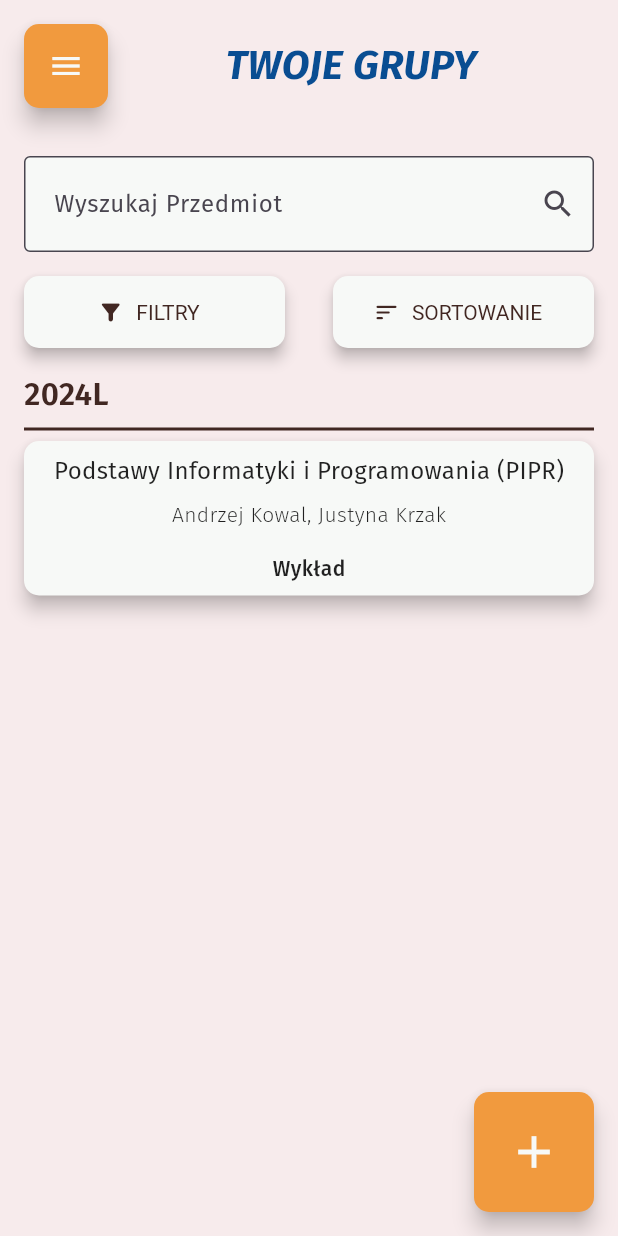
After one commit to SpeedfireV/student_faq, a Flutter app: the GroupsPage screen opened by its route, on a phone screen of 412 x 824 dp. The commit adds this screen. Run offline on Flutter 3.47's test engine with Material 3 defaults, Android fonts, the phone set to English and light mode, and no system bars; our stand-ins replace bloc, firebase_core, flutter_bloc, flutter_dotenv, freezed_annotation, go_router and 2 more; missing offline and left inert: mobile_scanner, oauth1; accounts and stored records are empty; generated files the repository leaves out were written again; statements that could not run were skipped.

Commit message:
naviation between pages

```diff
--- /dev/null
+++ b/lib/consts/styles/button_styles.dart
@@ -0,0 +1,12 @@
+import 'package:flutter/material.dart';
+import 'package:student_faq/consts/color_palette.dart';
+
+class ButtonStyles {
+  static ButtonStyle primaryElevatedButton = ElevatedButton.styleFrom();
+  static ButtonStyle primaryInversedElevatedButton =
+      ElevatedButton.styleFrom(backgroundColor: ColorPalette.brown);
+  static ButtonStyle optionsElevatedButton = ElevatedButton.styleFrom(
+      backgroundColor: ColorPalette.snowWhiteColor,
+      elevation: 4,
+      minimumSize: Size(double.infinity, 48));
+}
--- /dev/null
+++ b/lib/consts/styles/text_styles.dart
@@ -0,0 +1,14 @@
+import 'package:flutter/material.dart';
+import 'package:student_faq/consts/color_palette.dart';
+
+class TextStyles {
+  static TextStyle buttonText = TextStyle(
+      color: ColorPalette.snowWhiteColor,
+      fontWeight: FontWeight.bold,
+      fontSize: 27);
+  static TextStyle pageTitle = TextStyle(
+      color: ColorPalette.darkBlue,
+      fontWeight: FontWeight.bold,
+      fontStyle: FontStyle.italic,
+      fontSize: 27);
+}
--- a/lib/main.dart
+++ b/lib/main.dart
@@ -3,7 +3,7 @@ import 'package:flutter/material.dart';
 import 'package:flutter_bloc/flutter_bloc.dart';
 import 'package:flutter_dotenv/flutter_dotenv.dart';
 import 'package:google_fonts/google_fonts.dart';
-import 'package:student_faq/bloc/navigation/navigation_cubit.dart';
+import 'package:student_faq/bloc/drawer_navigation/navigation_cubit.dart';
 import 'package:student_faq/bloc/usos_authentication/usos_authentication_bloc.dart';
 import 'package:student_faq/consts/color_palette.dart';
 import 'package:student_faq/router.dart';
--- /dev/null
+++ b/lib/pages/groups/group_card.dart
@@ -0,0 +1,55 @@
+import 'package:flutter/material.dart';
+import 'package:student_faq/consts/color_palette.dart';
+import 'package:student_faq/router.dart';
+
+class GroupCard extends StatelessWidget {
+  const GroupCard({super.key});
+
+  @override
+  Widget build(BuildContext context) {
+    return Flexible(
+      child: Row(
+        children: [
+          Expanded(
+            child: Material(
+              shape: RoundedRectangleBorder(
+                  borderRadius: BorderRadius.circular(10)),
+              elevation: 5,
+              color: ColorPalette.snowWhiteColor,
+              child: InkWell(
+                borderRadius: BorderRadius.circular(10),
+                onTap: () {
+                  MyRouter.router.push("/meetings");
+                },
+                child: Padding(
+                  padding:
+                      const EdgeInsets.symmetric(horizontal: 16.0, vertical: 8),
+                  child: Column(
+                    mainAxisSize: MainAxisSize.min,
+                    children: [
+                      Text(
+                        "Podstawy Informatyki i Programowania (PIPR)",
+                        style: TextStyle(
+                            fontSize: 16, fontWeight: FontWeight.w400),
+                      ),
+                      SizedBox(height: 8),
+                      Text("Andrzej Kowal, Justyna Krzak",
+                          style: TextStyle(
+                              fontSize: 14, fontWeight: FontWeight.w300)),
+                      SizedBox(height: 16),
+                      Text(
+                        "Wykład",
+                        style: TextStyle(
+                            fontSize: 14, fontWeight: FontWeight.w500),
+                      )
+                    ],
+                  ),
+                ),
+              ),
+            ),
+          ),
+        ],
+      ),
+    );
+  }
+}
--- /dev/null
+++ b/lib/pages/groups/groups_page.dart
@@ -0,0 +1,101 @@
+import 'package:flutter/material.dart';
+import 'package:student_faq/consts/color_palette.dart';
+import 'package:student_faq/consts/styles/button_styles.dart';
+import 'package:student_faq/consts/styles/text_styles.dart';
+import 'package:student_faq/pages/groups/group_card.dart';
+import 'package:student_faq/router.dart';
+import 'package:student_faq/widgets/pages_drawer.dart';
+import 'package:student_faq/widgets/search_bar.dart';
+
+class GroupsPage extends StatefulWidget {
+  const GroupsPage({super.key});
+
+  @override
+  State<GroupsPage> createState() => _GroupsPageState();
+}
+
+class _GroupsPageState extends State<GroupsPage> {
+  @override
+  Widget build(BuildContext context) {
+    return Scaffold(
+        drawer: PagesDrawer(),
+        floatingActionButton: FloatingActionButton.large(
+          onPressed: () {},
+          child: Icon(
+            Icons.add,
+            color: ColorPalette.snowWhiteColor,
+          ),
+          heroTag: "addProgramme",
+        ),
+        body: SafeArea(
+            child: Padding(
+          padding: EdgeInsets.only(left: 16, right: 16, top: 16),
+          child: Column(
+            crossAxisAlignment: CrossAxisAlignment.start,
+            children: [
+              Row(
+                children: [
+                  Builder(builder: (context) {
+                    return FloatingActionButton(
+                        onPressed: () {
+                          Scaffold.of(context).openDrawer();
+                        },
+                        child: Icon(
+                          Icons.menu,
+                          color: ColorPalette.snowWhiteColor,
+                        ),
+                        heroTag: "sideBar");
+                  }),
+                  Expanded(child: Container()),
+                  Text("TWOJE GRUPY", style: TextStyles.pageTitle),
+                  Expanded(child: Container()),
+                ],
+              ),
+              SizedBox(height: 32),
+              MySearchBar(),
+              SizedBox(height: 16),
+              Row(
+                mainAxisAlignment: MainAxisAlignment.spaceBetween,
+                children: [
+                  Expanded(
+                    child: ElevatedButton.icon(
+                      onPressed: () {},
+                      label: Text("FILTRY",
+                          style: TextStyle(color: ColorPalette.brown)),
+                      icon: Icon(Icons.filter_alt_rounded,
+                          color: ColorPalette.brown),
+                      style: ButtonStyles.optionsElevatedButton,
+                    ),
+                  ),
+                  SizedBox(
+                    width: 32,
+                  ),
+                  Expanded(
+                    child: ElevatedButton.icon(
+                      onPressed: () {},
+                      label: Text("SORTOWANIE",
+                          style: TextStyle(color: ColorPalette.brown)),
+                      icon: Icon(Icons.sort_rounded, color: ColorPalette.brown),
+                      style: ButtonStyles.optionsElevatedButton,
+                    ),
+                  )
+                ],
+              ),
+              SizedBox(height: 16),
+              Text(
+                "2024L",
+                style: TextStyle(
+                    fontSize: 21,
+                    fontWeight: FontWeight.w600,
+                    color: ColorPalette.brown),
+              ),
+              Divider(
+                thickness: 2,
+                color: ColorPalette.brown,
+              ),
+              GroupCard()
+            ],
+          ),
+        )));
+  }
+}
--- a/lib/router.dart
+++ b/lib/router.dart
@@ -1,11 +1,11 @@
 import 'package:flutter/material.dart';
 import 'package:go_router/go_router.dart';
-import 'package:student_faq/pages/courses/meetings_page.dart';
+import 'package:student_faq/pages/meetings/meetings_page.dart';
 import 'package:student_faq/pages/home_page.dart';
 import 'package:student_faq/pages/groups/groups_page.dart';
 import 'package:student_faq/pages/responses/responses_page.dart';
 import 'package:student_faq/pages/start_pages/login_page.dart';
-import 'package:student_faq/pages/session_page.dart';
+import 'package:student_faq/pages/meetings/meeting_page.dart';
 import 'package:student_faq/pages/start_pages/start_pages.dart';
 
 import 'pages/join_session_page.dart';
@@ -26,16 +26,28 @@ class MyRouter {
           GoRoute(
               path: "/session_page",
               pageBuilder: (context, state) =>
-                  MaterialPage(child: SessionPage())),
+                  MaterialPage(child: MeetingPage())),
         ]),
     GoRoute(
       path: "/groups",
       pageBuilder: (context, state) => MaterialPage(child: GroupsPage()),
     ),
     GoRoute(
-      path: "/meetings",
-      pageBuilder: (context, state) => MaterialPage(child: MeetingsPage()),
-    ),
+        path: "/meetings",
+        pageBuilder: (context, state) => MaterialPage(child: MeetingsPage()),
+        routes: [
+          GoRoute(
+              path: "/meeting",
+              pageBuilder: (context, state) =>
+                  MaterialPage(child: MeetingPage()),
+              routes: [
+                GoRoute(
+                  path: "/responses",
+                  pageBuilder: (context, state) =>
+                      MaterialPage(child: ResponsesPage()),
+                )
+              ])
+        ]),
     GoRoute(
       path: "/universities",
       pageBuilder: (context, state) => MaterialPage(child: HomePage()),
--- /dev/null
+++ b/lib/widgets/search_bar.dart
@@ -0,0 +1,22 @@
+import 'package:flutter/material.dart';
+import 'package:student_faq/consts/color_palette.dart';
+
+class MySearchBar extends StatefulWidget {
+  const MySearchBar({super.key});
+
+  @override
+  State<MySearchBar> createState() => My_SearchBarState();
+}
+
+class My_SearchBarState extends State<MySearchBar> {
+  @override
+  Widget build(BuildContext context) {
+    return TextField(
+      decoration: InputDecoration(
+          fillColor: ColorPalette.snowWhiteColor,
+          border: OutlineInputBorder(),
+          hintText: "Wyszukaj Przedmiot",
+          suffixIcon: Icon(Icons.search)),
+    );
+  }
+}
```
Also changed, not shown: lib/pages/home_page.dart (added, +17 -0 lines), lib/pages/responses/response_card.dart (added, +86 -0 lines), lib/pages/responses/responses_page.dart (added, +63 -0 lines), lib/pages/session_page.dart (deleted, +0 -169 lines), lib/widgets/buttons.dart (added, +26 -0 lines), lib/widgets/pages_drawer.dart (added, +98 -0 lines).
